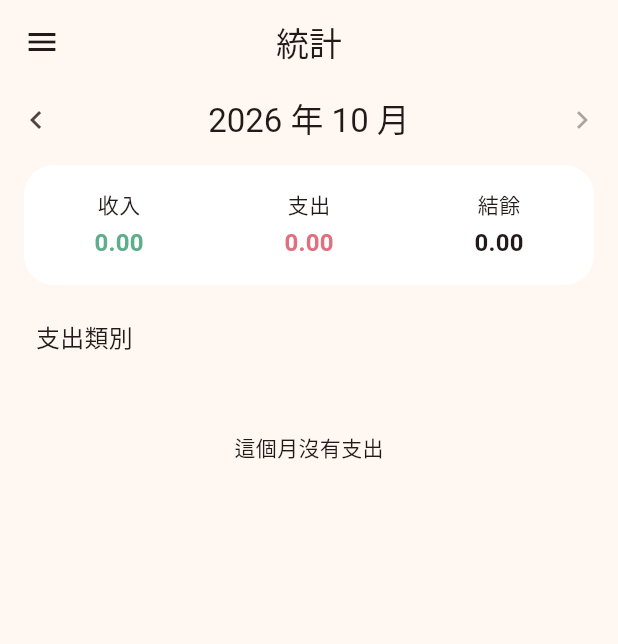
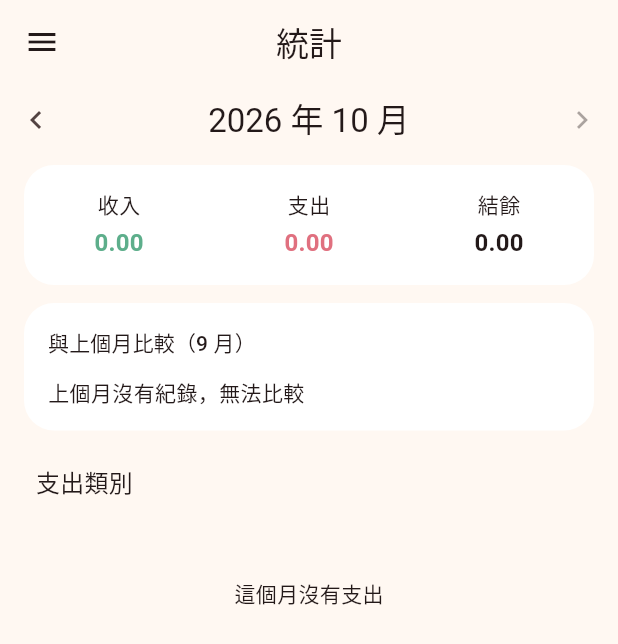
Before and after one commit to NJMSJMDCTLW/My-Ledger-app, a Flutter app: the screen it shows after launch, after a tap on the "chevron left" icon, after a tap on the "chevron right" icon, after a tap on the "bar chart" icon, on a phone screen of 412 x 824 dp. Shown: the top 644 px of the screen. Run offline on Flutter 3.47's test engine with Material 3 defaults, Android fonts, the phone set to English and light mode, and no system bars; our stand-ins replace drift, drift_flutter, fl_chart, flutter_local_notifications, flutter_riverpod, timezone; accounts and stored records are empty; generated files the repository leaves out were written again.

Commit message:
Step 13: monthly statistics comparison with previous month
Co-Authored-By: Claude Sonnet 5.5 <noreply@anthropic.com>

```diff
--- a/lib/data/providers.dart
+++ b/lib/data/providers.dart
@@ -56,6 +56,21 @@ class MonthlyStats {
 final monthlyStatsProvider = Provider<MonthlyStats>((ref) {
   final month = ref.watch(selectedMonthProvider);
   final all = ref.watch(transactionsProvider).value ?? [];
+  return computeMonthlyStats(all, month);
+});
+
+/// 選定月份的「上個月」統計，用來做比較。
+final previousMonthlyStatsProvider = Provider<MonthlyStats>((ref) {
+  final month = ref.watch(selectedMonthProvider);
+  final all = ref.watch(transactionsProvider).value ?? [];
+  return computeMonthlyStats(all, DateTime(month.year, month.month - 1));
+});
+
+/// 算出某個月份的統計。
+MonthlyStats computeMonthlyStats(
+  List<TransactionRecord> all,
+  DateTime month,
+) {
   final txs = all
       .where((t) => t.date.year == month.year && t.date.month == month.month)
       .toList();
@@ -80,7 +95,7 @@ final monthlyStatsProvider = Provider<MonthlyStats>((ref) {
     expense: expense,
     categoryRows: rows,
   );
-});
+}
 
 final recurringRulesProvider = StreamProvider<List<RecurringRule>>((ref) {
   final db = ref.watch(databaseProvider);
--- a/lib/presentation/tabs/stats_tab.dart
+++ b/lib/presentation/tabs/stats_tab.dart
@@ -2,16 +2,18 @@ import 'package:flutter/material.dart';
 import 'package:flutter_riverpod/flutter_riverpod.dart';
 import 'package:hello_ledger/data/providers.dart';
 import 'package:hello_ledger/presentation/widgets/expense_breakdown.dart';
+import 'package:hello_ledger/presentation/widgets/month_comparison.dart';
 import 'package:hello_ledger/presentation/widgets/month_selector.dart';
 import 'package:hello_ledger/presentation/widgets/month_summary.dart';
 
-/// 統計分頁：當月支出圓餅圖加上完整的類別明細。
+/// 統計分頁：當月收支、和上個月的比較、支出圓餅圖與完整的類別明細。
 class StatsTab extends ConsumerWidget {
   const StatsTab({super.key});
 
   @override
   Widget build(BuildContext context, WidgetRef ref) {
     final stats = ref.watch(monthlyStatsProvider);
+    final previous = ref.watch(previousMonthlyStatsProvider);
     final month = ref.watch(selectedMonthProvider);
     final categories = ref.watch(categoriesProvider).value ?? [];
 
@@ -20,6 +22,7 @@ class StatsTab extends ConsumerWidget {
       children: [
         const MonthSelector(),
         MonthSummary(stats: stats),
+        MonthComparison(month: month, current: stats, previous: previous),
         Padding(
           padding: const EdgeInsets.fromLTRB(24, 16, 16, 4),
           child: Text('支出類別', style: Theme.of(context).textTheme.titleMedium),
@@ -30,6 +33,10 @@ class StatsTab extends ConsumerWidget {
           total: stats.expense,
           categories: categories,
           showList: true,
+          // 上個月完全沒有紀錄就不顯示比較，避免每個類別都標「新增」
+          previousByCategory: previous.txs.isEmpty
+              ? null
+              : {for (final r in previous.categoryRows) r.key: r.value},
         ),
       ],
     );
--- a/lib/presentation/widgets/expense_breakdown.dart
+++ b/lib/presentation/widgets/expense_breakdown.dart
@@ -4,9 +4,13 @@ import 'package:hello_ledger/core/app_theme.dart';
 import 'package:hello_ledger/core/category_icons.dart';
 import 'package:hello_ledger/core/money.dart';
 import 'package:hello_ledger/data/app_database.dart';
+import 'package:hello_ledger/presentation/widgets/delta_text.dart';
 
 /// 支出類別的圓餅圖。[showList] 為 true 時，下方多一份詳細的類別清單。
 /// [rows] 是（類別 id，金額），要先由大到小排好。
+///
+/// 給了 [previousByCategory]（上個月各類別的支出）時，清單每個類別會顯示和上個月的比較，
+/// 上個月有花、這個月完全沒花的類別也會列在最後面。
 class ExpenseBreakdown extends StatefulWidget {
   const ExpenseBreakdown({
     super.key,
@@ -14,12 +18,14 @@ class ExpenseBreakdown extends StatefulWidget {
     required this.total,
     required this.categories,
     this.showList = false,
+    this.previousByCategory,
   });
 
   final List<MapEntry<int?, int>> rows;
   final int total;
   final List<Category> categories;
   final bool showList;
+  final Map<int?, int>? previousByCategory;
 
   @override
   State<ExpenseBreakdown> createState() => _ExpenseBreakdownState();
@@ -37,15 +43,32 @@ class _ExpenseBreakdownState extends State<ExpenseBreakdown> {
 
   String? _nameOf(int? id) => _categoryOf(id)?.name;
 
+  /// 清單用的列：這個月有花的類別，加上「上個月有花、這個月沒花」的類別（金額 0）。
+  List<MapEntry<int?, int>> get _listRows {
+    final prev = widget.previousByCategory;
+    if (prev == null) return widget.rows;
+
+    final thisMonth = widget.rows.map((r) => r.key).toSet();
+    final missing = prev.entries
+        .where((e) => !thisMonth.contains(e.key) && e.value > 0)
+        .map((e) => MapEntry<int?, int>(e.key, 0))
+        .toList()
+      ..sort((a, b) => prev[b.key]!.compareTo(prev[a.key]!));
+    return [...widget.rows, ...missing];
+  }
+
   @override
   Widget build(BuildContext context) {
     final theme = Theme.of(context);
     final rows = widget.rows;
+    final listRows = _listRows;
     final total = widget.total;
+    final prev = widget.previousByCategory;
     final touched =
         (_touched != null && _touched! < rows.length) ? rows[_touched!] : null;
 
-    if (rows.isEmpty) {
+    // 沒有任何可顯示的東西（這個月沒花錢，也沒有要比較的上月類別）
+    if (rows.isEmpty && !(widget.showList && listRows.isNotEmpty)) {
       return const Padding(
         padding: EdgeInsets.symmetric(vertical: 48),
         child: Center(child: Text('這個月沒有支出')),
@@ -54,6 +77,12 @@ class _ExpenseBreakdownState extends State<ExpenseBreakdown> {
 
     return Column(
       children: [
+        if (rows.isEmpty)
+          const Padding(
+            padding: EdgeInsets.symmetric(vertical: 32),
+            child: Center(child: Text('這個月沒有支出')),
+          )
+        else
           SizedBox(
             height: 240,
             child: Stack(
@@ -113,23 +142,42 @@ class _ExpenseBreakdownState extends State<ExpenseBreakdown> {
             ),
           ),
         if (widget.showList)
-          for (var i = 0; i < rows.length; i++)
+          for (var i = 0; i < listRows.length; i++)
             Card(
               color: i == _touched
-                  ? AppTheme.categoryColor(rows[i].key).withValues(alpha: 0.35)
+                  ? AppTheme.categoryColor(listRows[i].key)
+                      .withValues(alpha: 0.35)
                   : null,
               child: ListTile(
-                onTap: () =>
-                    setState(() => _touched = i == _touched ? null : i),
+                onTap: i < rows.length
+                    ? () => setState(() => _touched = i == _touched ? null : i)
+                    : null,
                 leading: CircleAvatar(
-                  backgroundColor: AppTheme.categoryColor(rows[i].key),
+                  backgroundColor: AppTheme.categoryColor(listRows[i].key),
                   foregroundColor: AppTheme.onMacaron,
-                  child: Icon(categoryIcon(_categoryOf(rows[i].key)), size: 20),
+                  child: Icon(categoryIcon(_categoryOf(listRows[i].key)),
+                      size: 20),
                 ),
-                title: Text(_nameOf(rows[i].key) ?? '未分類'),
+                title: Text(_nameOf(listRows[i].key) ?? '未分類'),
                 subtitle: Text(
-                    '${(rows[i].value / total * 100).toStringAsFixed(1)}%'),
-                trailing: Text(formatCents(rows[i].value)),
+                  total == 0
+                      ? '—'
+                      : '${(listRows[i].value / total * 100).toStringAsFixed(1)}%',
+                ),
+                trailing: Column(
+                  mainAxisAlignment: MainAxisAlignment.center,
+                  crossAxisAlignment: CrossAxisAlignment.end,
+                  children: [
+                    Text(formatCents(listRows[i].value)),
+                    if (prev != null)
+                      DeltaText(
+                        current: listRows[i].value,
+                        previous: prev[listRows[i].key] ?? 0,
+                        higherIsBad: true,
+                        noPreviousLabel: '新增',
+                      ),
+                  ],
+                ),
               ),
             ),
       ],
--- /dev/null
+++ b/lib/presentation/widgets/month_comparison.dart
@@ -0,0 +1,112 @@
+import 'package:flutter/material.dart';
+import 'package:hello_ledger/core/money.dart';
+import 'package:hello_ledger/data/providers.dart';
+import 'package:hello_ledger/presentation/widgets/delta_text.dart';
+import 'package:intl/intl.dart';
+
+/// 「與上個月比較」卡片：收入、支出、結餘各自的本月、上月與差額。
+class MonthComparison extends StatelessWidget {
+  const MonthComparison({
+    super.key,
+    required this.month,
+    required this.current,
+    required this.previous,
+  });
+
+  final DateTime month;
+  final MonthlyStats current;
+  final MonthlyStats previous;
+
+  @override
+  Widget build(BuildContext context) {
+    final theme = Theme.of(context);
+    final prevMonth = DateTime(month.year, month.month - 1);
+    final hasPrevious = previous.txs.isNotEmpty;
+
+    return Card(
+      child: Padding(
+        padding: const EdgeInsets.all(16),
+        child: Column(
+          crossAxisAlignment: CrossAxisAlignment.start,
+          children: [
+            Text(
+              '與上個月比較（${DateFormat('M 月').format(prevMonth)}）',
+              style: theme.textTheme.titleSmall,
+            ),
+            const SizedBox(height: 12),
+            if (!hasPrevious)
+              Text('上個月沒有紀錄，無法比較', style: theme.textTheme.bodyMedium)
+            else ...[
+              _Row(
+                label: '支出',
+                current: current.expense,
+                previous: previous.expense,
+                higherIsBad: true,
+              ),
+              _Row(
+                label: '收入',
+                current: current.income,
+                previous: previous.income,
+                higherIsBad: false,
+              ),
+              _Row(
+                label: '結餘',
+                current: current.balance,
+                previous: previous.balance,
+                higherIsBad: false,
+              ),
+            ],
+          ],
+        ),
+      ),
+    );
+  }
+}
+
+class _Row extends StatelessWidget {
+  const _Row({
+    required this.label,
+    required this.current,
+    required this.previous,
+    required this.higherIsBad,
+  });
+
+  final String label;
+  final int current;
+  final int previous;
+  final bool higherIsBad;
+
+  @override
+  Widget build(BuildContext context) {
+    final theme = Theme.of(context);
+
+    return Padding(
+      padding: const EdgeInsets.symmetric(vertical: 6),
+      child: Row(
+        children: [
+          SizedBox(width: 44, child: Text(label)),
+          Expanded(
+            child: Column(
+              crossAxisAlignment: CrossAxisAlignment.start,
+              children: [
+                Text(
+                  formatCents(current),
+                  style: theme.textTheme.titleSmall,
+                ),
+                Text(
+                  '上月 ${formatCents(previous)}',
+                  style: theme.textTheme.bodySmall,
+                ),
+              ],
+            ),
+          ),
+          DeltaText(
+            current: current,
+            previous: previous,
+            higherIsBad: higherIsBad,
+          ),
+        ],
+      ),
+    );
+  }
+}
```
Also changed, not shown: lib/presentation/widgets/delta_text.dart (added, +72 -0 lines), 1 other file. Lines whose indentation alone changed are shown as unchanged.
